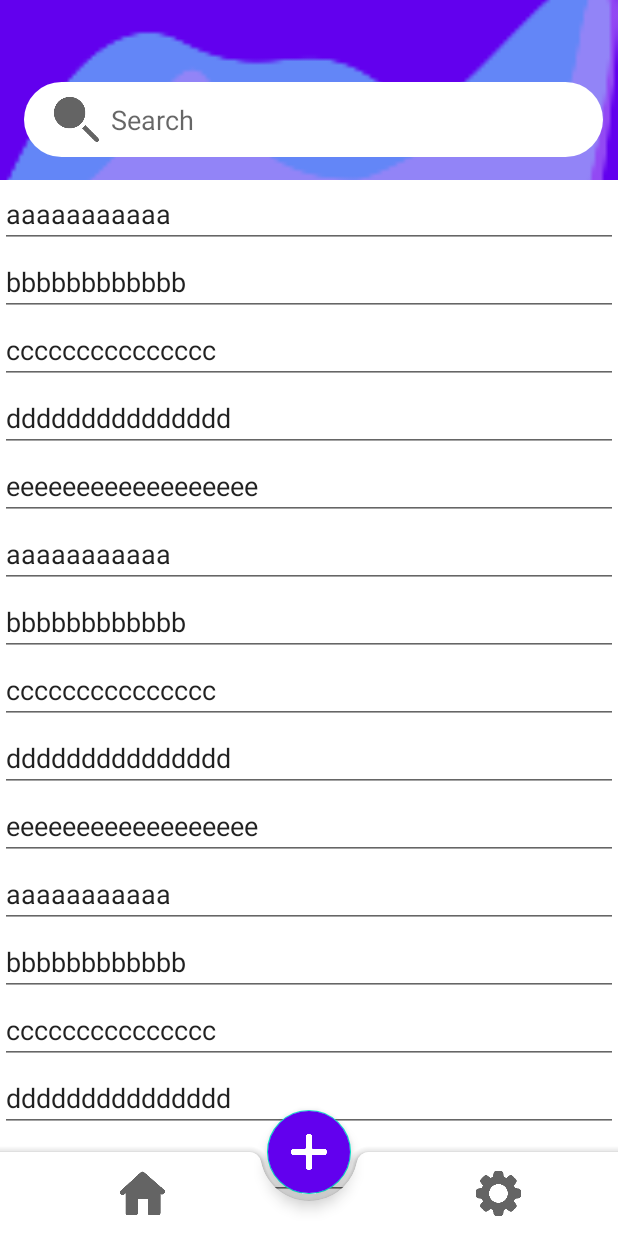
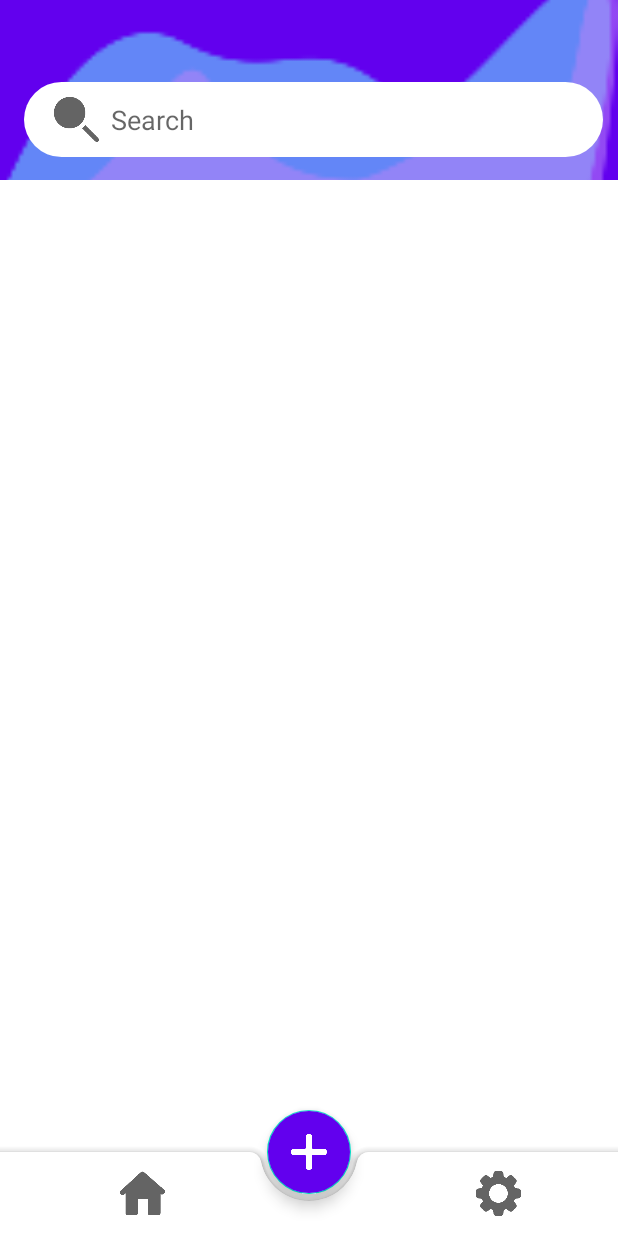
Before and after one commit to bes01/android-final-messenger-app, an Android app: the screen it shows after launch once a user with an empty profile is signed in (MessageListActivity), on a phone screen of 412 x 824 dp. Run offline under Robolectric (Android 15) with nearby library versions, the phone set to English and light mode, and no system bars; our stand-ins replace Firebase (no records; nobody signed in at launch, a user with empty details on screens opened directly); 2 statements that could not run were skipped.

Commit message:
fixed fragment height bug

```diff
--- a/app/src/main/res/layout/activity_message_list.xml
+++ b/app/src/main/res/layout/activity_message_list.xml
@@ -85,7 +85,7 @@
 
     <androidx.viewpager2.widget.ViewPager2
         android:layout_width="match_parent"
-        android:layout_height="wrap_content"
+        android:layout_height="match_parent"
         app:layout_behavior="@string/appbar_scrolling_view_behavior"
         android:id="@+id/messenger_main_fragment_container" />
 
--- a/app/src/main/res/layout/fragment_message_list.xml
+++ b/app/src/main/res/layout/fragment_message_list.xml
@@ -6,86 +6,6 @@
     android:layout_height="match_parent"
     tools:context=".view.fragment.MessageListFragment">
 
-<!--    TODO: remove-->
-    <LinearLayout
-        android:layout_width="match_parent"
-        android:layout_height="wrap_content"
-        android:orientation="vertical">
-
-        <EditText
-            android:layout_width="match_parent"
-            android:layout_height="match_parent"
-            android:text="aaaaaaaaaaa" />
-
-        <EditText
-            android:layout_width="match_parent"
-            android:layout_height="match_parent"
-            android:text="bbbbbbbbbbbb" />
-
-        <EditText
-            android:layout_width="match_parent"
-            android:layout_height="match_parent"
-            android:text="ccccccccccccccc" />
-
-        <EditText
-            android:layout_width="match_parent"
-            android:layout_height="match_parent"
-            android:text="ddddddddddddddd" />
-
-        <EditText
-            android:layout_width="match_parent"
-            android:layout_height="match_parent"
-            android:text="eeeeeeeeeeeeeeeeee" />
-
-        <EditText
-            android:layout_width="match_parent"
-            android:layout_height="match_parent"
-            android:text="aaaaaaaaaaa" />
-
-        <EditText
-            android:layout_width="match_parent"
-            android:layout_height="match_parent"
-            android:text="bbbbbbbbbbbb" />
-
-        <EditText
-            android:layout_width="match_parent"
-            android:layout_height="match_parent"
-            android:text="ccccccccccccccc" />
-
-        <EditText
-            android:layout_width="match_parent"
-            android:layout_height="match_parent"
-            android:text="ddddddddddddddd" />
-
-        <EditText
-            android:layout_width="match_parent"
-            android:layout_height="match_parent"
-            android:text="eeeeeeeeeeeeeeeeee" />
-        <EditText
-            android:layout_width="match_parent"
-            android:layout_height="match_parent"
-            android:text="aaaaaaaaaaa" />
-
-        <EditText
-            android:layout_width="match_parent"
-            android:layout_height="match_parent"
-            android:text="bbbbbbbbbbbb" />
-
-        <EditText
-            android:layout_width="match_parent"
-            android:layout_height="match_parent"
-            android:text="ccccccccccccccc" />
-
-        <EditText
-            android:layout_width="match_parent"
-            android:layout_height="match_parent"
-            android:text="ddddddddddddddd" />
-
-        <EditText
-            android:layout_width="match_parent"
-            android:layout_height="match_parent"
-            android:text="eeeeeeeeeeeeeeeeee" />
-    </LinearLayout>
 <!--  #################################################################  -->
 
     <!--        <androidx.coordinatorlayout.widget.CoordinatorLayout-->
```
